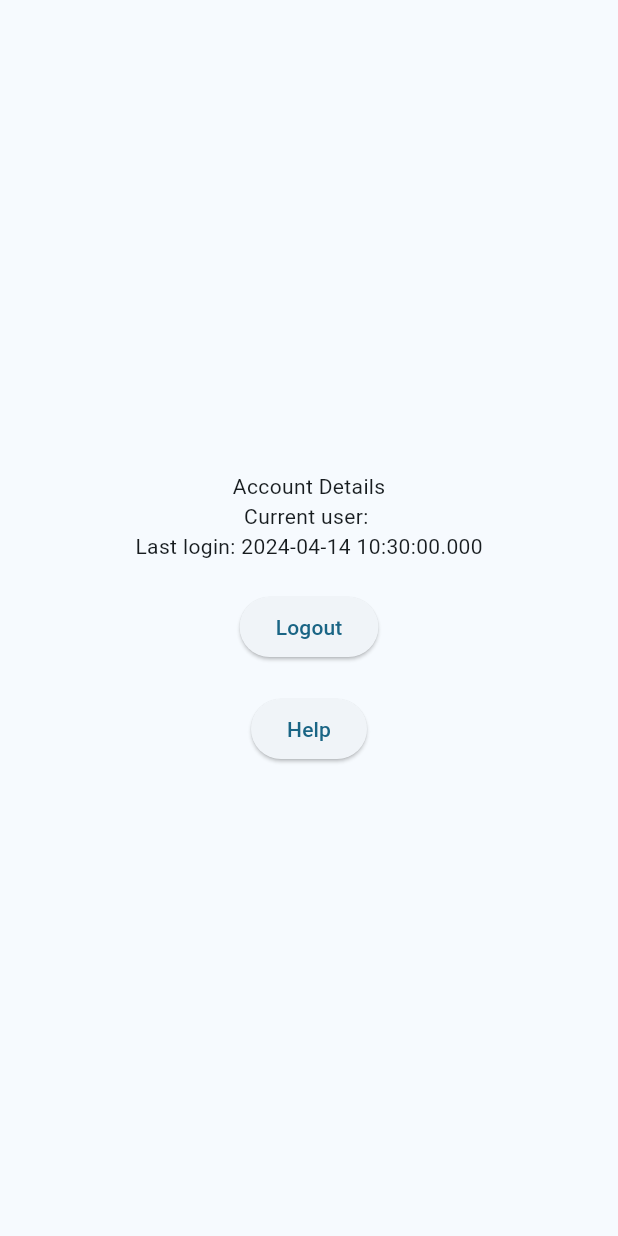
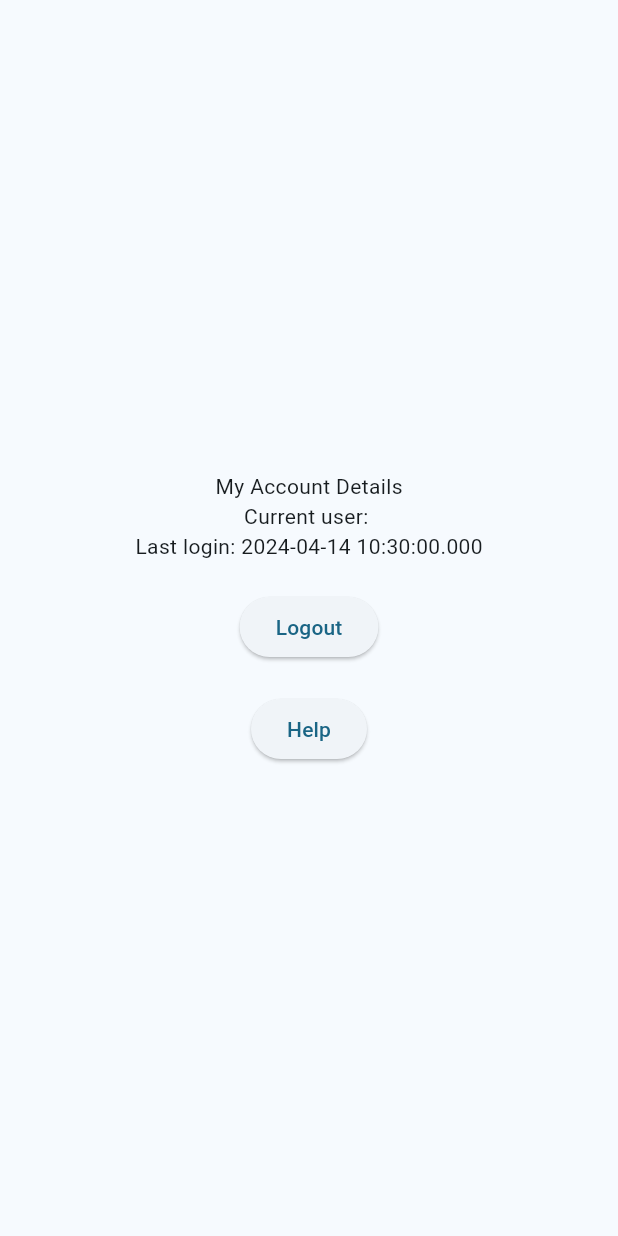
Before and after one commit to dot-eg/dotpos, a Flutter app: the AccountPage screen opened directly, on a phone screen of 412 x 824 dp. Run offline on Flutter 3.47's test engine with Material 3 defaults, Android fonts, the light colour scheme and no system bars; our stand-ins replace cloud_firestore, firebase_auth, firebase_core, fl_chart, pdf, printing; accounts and stored records are empty.

Commit message:
changing to my account details

```diff
--- a/lib/ui/account_page.dart
+++ b/lib/ui/account_page.dart
@@ -24,7 +24,7 @@ class _AccountPageState extends State<AccountPage> {
         child: Column(
           mainAxisAlignment: MainAxisAlignment.center,
           children: <Widget>[
-            Text('Account Details'),
+            Text('My Account Details'),
             Text('Current user: $currentUser'),
             Text('Last login: $loginTime'),
             Padding(padding: EdgeInsets.all(10)),
```
